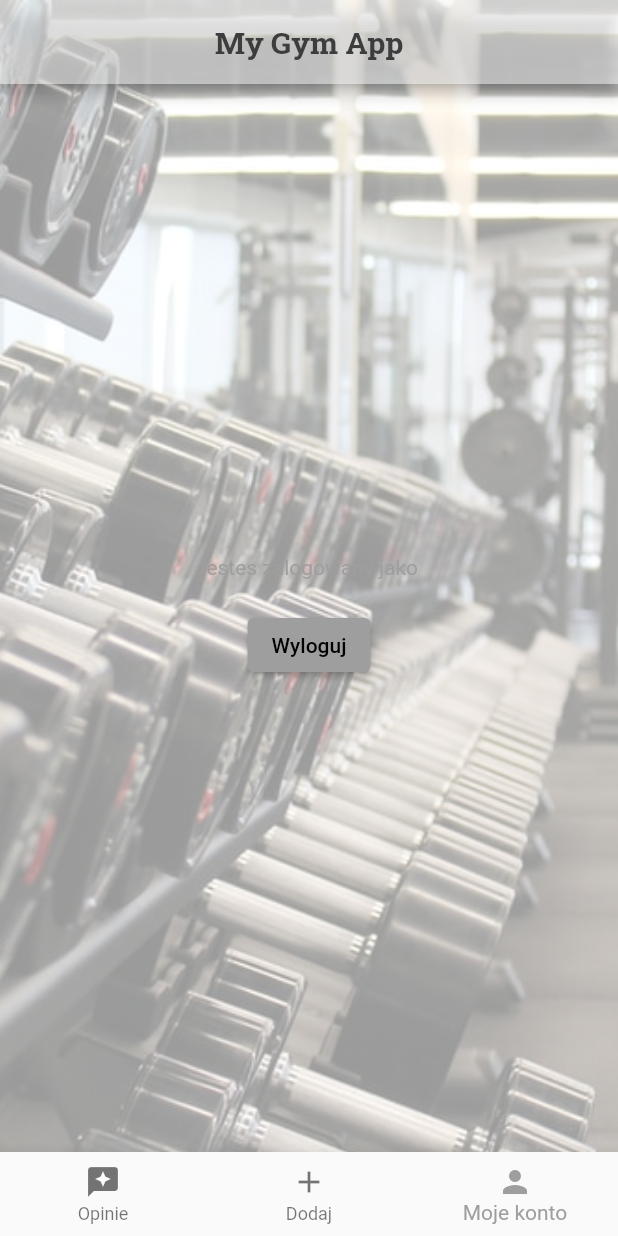
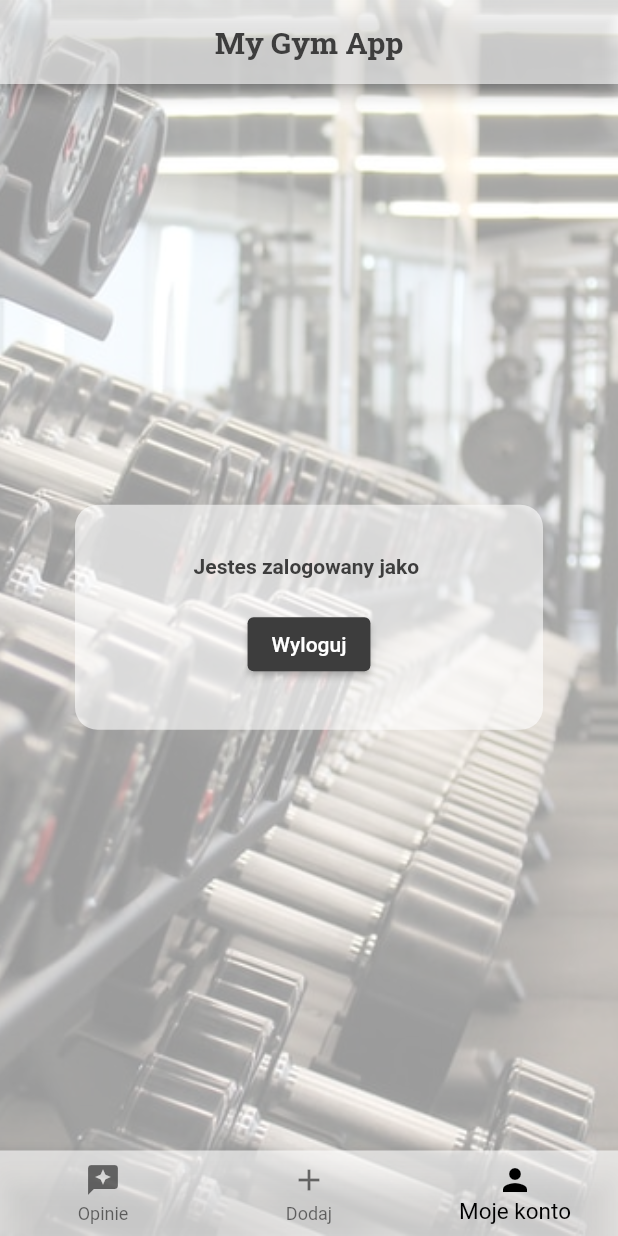
Before and after one commit to sebastiangirsza/my_gym_app, a Flutter app: the screen it shows once a user with an empty profile is signed in, item 3 of the bottom bar chosen, after a tap on "Wyloguj", on a phone screen of 412 x 824 dp. Run offline on Flutter 3.47's test engine with Material 2 defaults, Android fonts, the phone set to English and light mode, and no system bars; our stand-ins replace cloud_firestore, firebase_auth, firebase_core, google_fonts; accounts and stored records are empty; network calls fail.

```diff
--- a/lib/app/home/home_page.dart
+++ b/lib/app/home/home_page.dart
@@ -2,6 +2,7 @@ import 'package:cloud_firestore/cloud_firestore.dart';
 import 'package:firebase_auth/firebase_auth.dart';
 import 'package:flutter/material.dart';
 import 'package:google_fonts/google_fonts.dart';
+import 'package:my_gym_app/app/home/my_account/my_account_page_content.dart';
 
 class HomePage extends StatefulWidget {
   const HomePage({
@@ -32,7 +33,7 @@ class _HomePageState extends State<HomePage> {
         child: Scaffold(
           backgroundColor: Colors.transparent,
           appBar: AppBar(
-            backgroundColor: Colors.white.withOpacity(0.5),
+            backgroundColor: Colors.white.withOpacity(0.6),
             centerTitle: true,
             title: Text(
               'My Gym App',
@@ -53,6 +54,9 @@ class _HomePageState extends State<HomePage> {
             return MyAcountPageContent(email: widget.user.email);
           }),
           bottomNavigationBar: BottomNavigationBar(
+            fixedColor: Colors.black,
+            selectedFontSize: 15,
+            unselectedFontSize: 12,
             currentIndex: currentIndex,
             onTap: (newIndex) {
               setState(() {
@@ -76,34 +80,6 @@ class _HomePageState extends State<HomePage> {
           ),
         ),
       );
-}
-
-class MyAcountPageContent extends StatelessWidget {
-  const MyAcountPageContent({
-    Key? key,
-    required this.email,
-  }) : super(key: key);
-
-  final String? email;
-
-  @override
-  Widget build(BuildContext context) {
-    return Center(
-      child: Column(
-        mainAxisAlignment: MainAxisAlignment.center,
-        children: [
-          Text('Jestes zalogowany jako $email'),
-          const SizedBox(height: 20),
-          ElevatedButton(
-            onPressed: () {
-              FirebaseAuth.instance.signOut();
-            },
-            child: const Text('Wyloguj'),
-          ),
-        ],
-      ),
-    );
-  }
 }
 
 class AddExercisesPageContent extends StatelessWidget {
@@ -146,13 +122,11 @@ class ProgressPageContent extends StatelessWidget {
                   child: Column(
                     crossAxisAlignment: CrossAxisAlignment.start,
                     children: [
-                      Text(document['day']),
                       Text(document['body_part']),
                       Row(
                         mainAxisAlignment: MainAxisAlignment.spaceBetween,
                         children: [
                           Text(document['exercises']),
-                          Text(document['number_of_series'].toString()),
                         ],
                       ),
                     ],
--- /dev/null
+++ b/lib/app/home/my_account/my_account_page_content.dart
@@ -0,0 +1,51 @@
+import 'package:firebase_auth/firebase_auth.dart';
+import 'package:flutter/material.dart';
+
+class MyAcountPageContent extends StatelessWidget {
+  const MyAcountPageContent({
+    Key? key,
+    required this.email,
+  }) : super(key: key);
+
+  final String? email;
+
+  @override
+  Widget build(BuildContext context) {
+    return Center(
+      child: Container(
+        decoration: BoxDecoration(
+          borderRadius: BorderRadius.circular(15),
+          color: Colors.white.withOpacity(0.6),
+        ),
+        height: 150,
+        margin: const EdgeInsets.all(50),
+        child: Center(
+          child: Column(
+            mainAxisAlignment: MainAxisAlignment.center,
+            children: [
+              Text(
+                'Jestes zalogowany jako $email',
+                style: const TextStyle(
+                  color: Color.fromARGB(255, 61, 61, 61),
+                  fontWeight: FontWeight.bold,
+                ),
+              ),
+              const SizedBox(height: 20),
+              ElevatedButton(
+                onPressed: () {
+                  FirebaseAuth.instance.signOut();
+                },
+                style: ElevatedButton.styleFrom(
+                    primary: const Color.fromARGB(255, 61, 61, 61)),
+                child: const Text(
+                  'Wyloguj',
+                  style: TextStyle(color: Colors.white),
+                ),
+              ),
+            ],
+          ),
+        ),
+      ),
+    );
+  }
+}
--- a/lib/main.dart
+++ b/lib/main.dart
@@ -22,12 +22,7 @@ class MyApp extends StatelessWidget {
       title: 'Flutter Demo',
       theme: ThemeData(
         primarySwatch: Colors.grey,
-        textTheme: const TextTheme(
-          headline1: TextStyle(color: Colors.white),
-          headline2: TextStyle(color: Colors.deepPurpleAccent),
-          bodyText2: TextStyle(color: Colors.grey),
-          subtitle1: TextStyle(color: Colors.pinkAccent),
-        ),
+        canvasColor: Colors.white.withOpacity(0.6),
       ),
       home: const RootPage(),
     );
```
